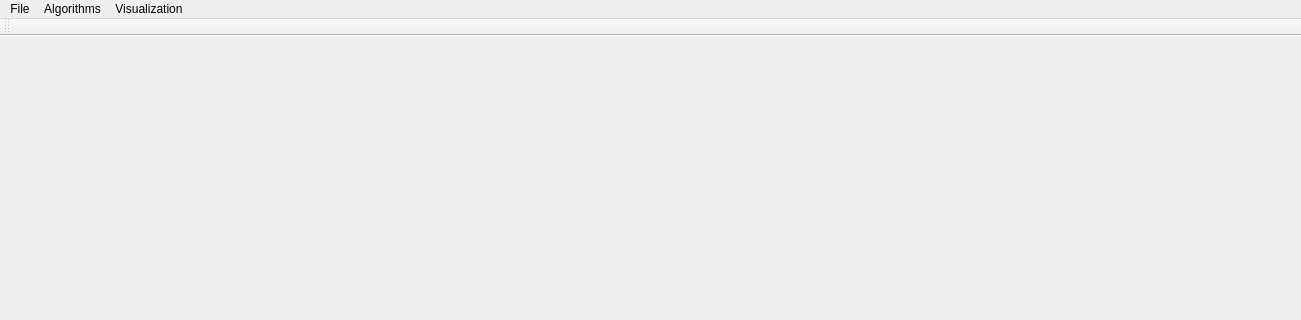
First picture: the form in resource/main_window.ui, repository fanxiaochen/BloomingFlowers, before the edit; both pictures show x 0 to 1301 and y 0 to 320 of the 1301 by 739 pixel window.
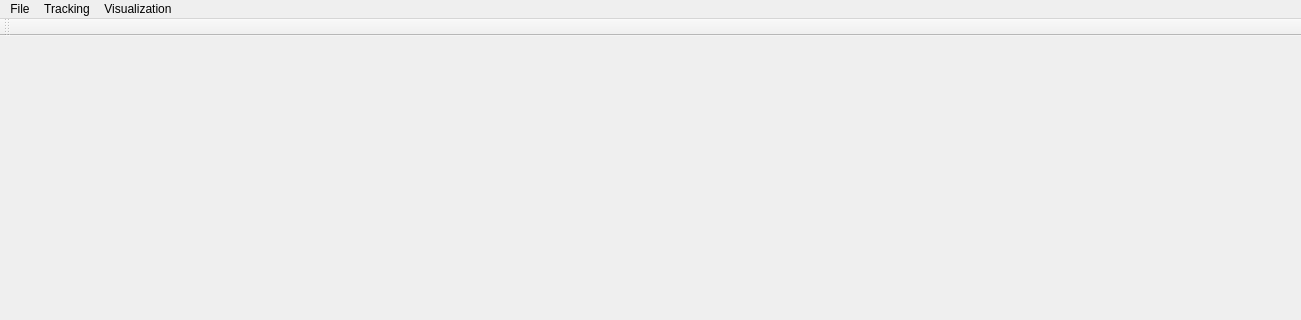
Second picture: the form after the edit.

```diff
--- a/resource/main_window.ui
+++ b/resource/main_window.ui
@@ -45,7 +45,7 @@
    </widget>
    <widget class="QMenu" name="menuAlgorithms">
     <property name="title">
-     <string>Algorithms</string>
+     <string>Tracking</string>
     </property>
     <addaction name="actionTrack"/>
    </widget>
```
Left out of the diff: 12 changed lines with no effect on the pictures.
